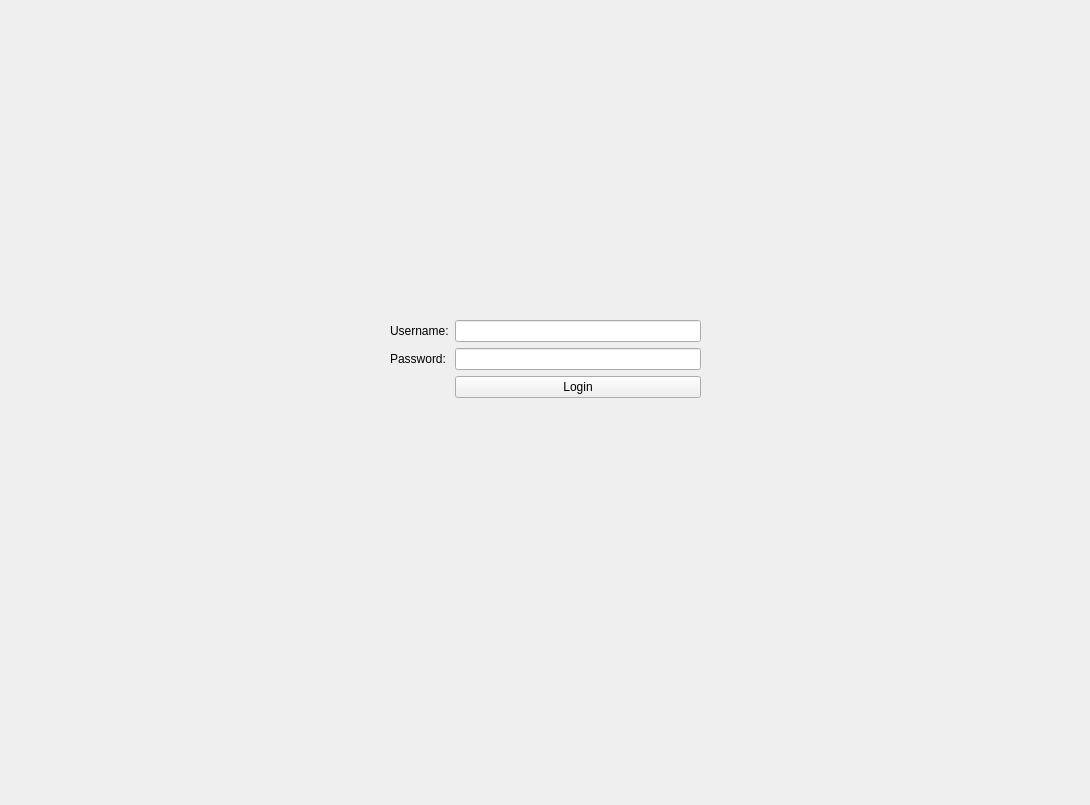
The window that login.ui (fatihahsyifa/Project-Team-12) describes before a commit, drawn with Qt 5.
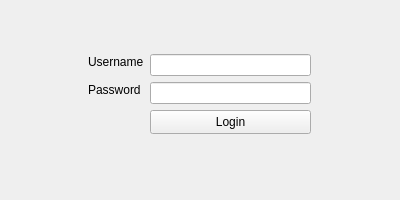
The same window after the commit.

Patch:
```diff
--- a/login.ui
+++ b/login.ui
@@ -6,62 +6,92 @@
    <rect>
     <x>0</x>
     <y>0</y>
-    <width>1090</width>
-    <height>805</height>
+    <width>400</width>
+    <height>200</height>
    </rect>
   </property>
+  <property name="minimumSize">
+   <size>
+    <width>400</width>
+    <height>200</height>
+   </size>
+  </property>
+  <property name="maximumSize">
+   <size>
+    <width>400</width>
+    <height>200</height>
+   </size>
+  </property>
   <property name="windowTitle">
    <string>Form</string>
   </property>
-  <widget class="QWidget" name="formLayoutWidget">
+  <widget class="QLineEdit" name="input_password">
    <property name="geometry">
     <rect>
-     <x>390</x>
-     <y>320</y>
-     <width>311</width>
-     <height>121</height>
+     <x>150</x>
+     <y>82</y>
+     <width>161</width>
+     <height>22</height>
     </rect>
    </property>
-   <layout class="QFormLayout" name="formLayout">
-    <item row="0" column="1">
-     <widget class="QLineEdit" name="input_username">
-      <property name="text">
-       <string/>
-      </property>
-     </widget>
-    </item>
-    <item row="1" column="1">
-     <widget class="QLineEdit" name="input_password">
-      <property name="text">
-       <string/>
-      </property>
-      <property name="echoMode">
-       <enum>QLineEdit::Password</enum>
-      </property>
-     </widget>
-    </item>
-    <item row="2" column="1">
-     <widget class="QPushButton" name="button_login">
-      <property name="text">
-       <string>Login</string>
-      </property>
-     </widget>
-    </item>
-    <item row="0" column="0">
-     <widget class="QLabel" name="label">
-      <property name="text">
-       <string>Username:</string>
-      </property>
-     </widget>
-    </item>
-    <item row="1" column="0">
-     <widget class="QLabel" name="label_2">
-      <property name="text">
-       <string>Password:</string>
-      </property>
-     </widget>
-    </item>
-   </layout>
+   <property name="text">
+    <string/>
+   </property>
+   <property name="echoMode">
+    <enum>QLineEdit::Password</enum>
+   </property>
+  </widget>
+  <widget class="QLineEdit" name="input_username">
+   <property name="geometry">
+    <rect>
+     <x>150</x>
+     <y>54</y>
+     <width>161</width>
+     <height>22</height>
+    </rect>
+   </property>
+   <property name="text">
+    <string/>
+   </property>
+  </widget>
+  <widget class="QLabel" name="label_2">
+   <property name="geometry">
+    <rect>
+     <x>88</x>
+     <y>82</y>
+     <width>53</width>
+     <height>16</height>
+    </rect>
+   </property>
+   <property name="text">
+    <string>Password:</string>
+   </property>
+  </widget>
+  <widget class="QLabel" name="label">
+   <property name="geometry">
+    <rect>
+     <x>88</x>
+     <y>54</y>
+     <width>56</width>
+     <height>16</height>
+    </rect>
+   </property>
+   <property name="text">
+    <string>Username:</string>
+   </property>
+  </widget>
+  <widget class="QPushButton" name="button_login">
+   <property name="geometry">
+    <rect>
+     <x>150</x>
+     <y>110</y>
+     <width>161</width>
+     <height>24</height>
+    </rect>
+   </property>
+   <property name="text">
+    <string>Login</string>
+   </property>
   </widget>
  </widget>
  <resources/>
```
Left out of the diff: 7 changed lines with no effect on the pictures.
